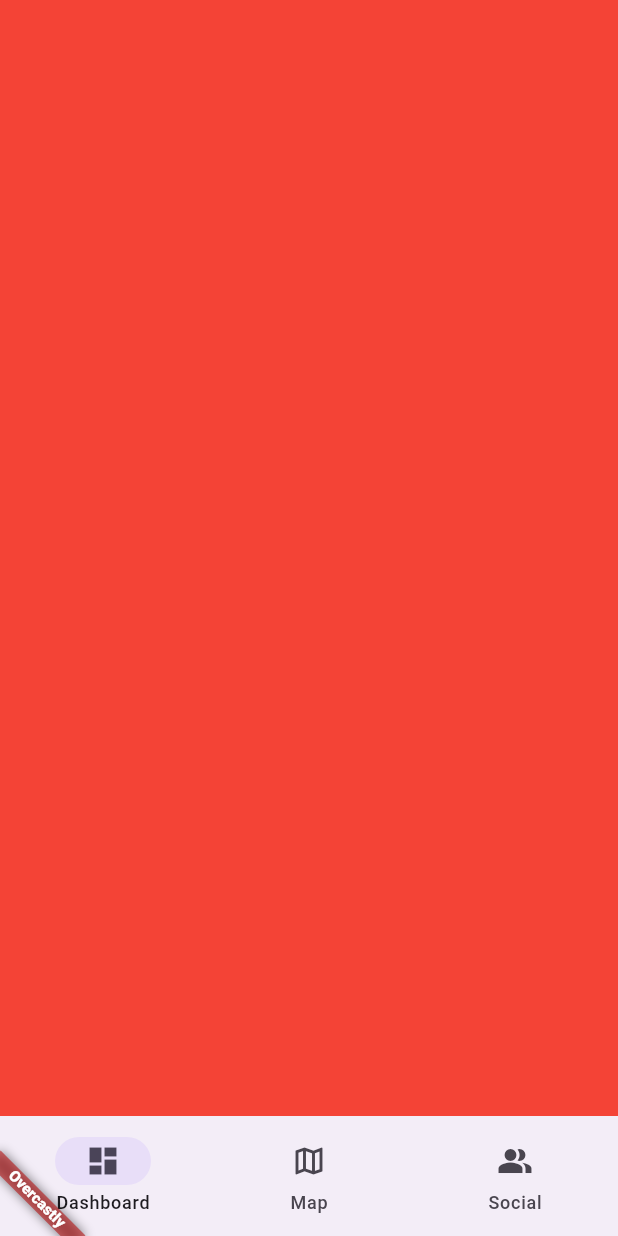
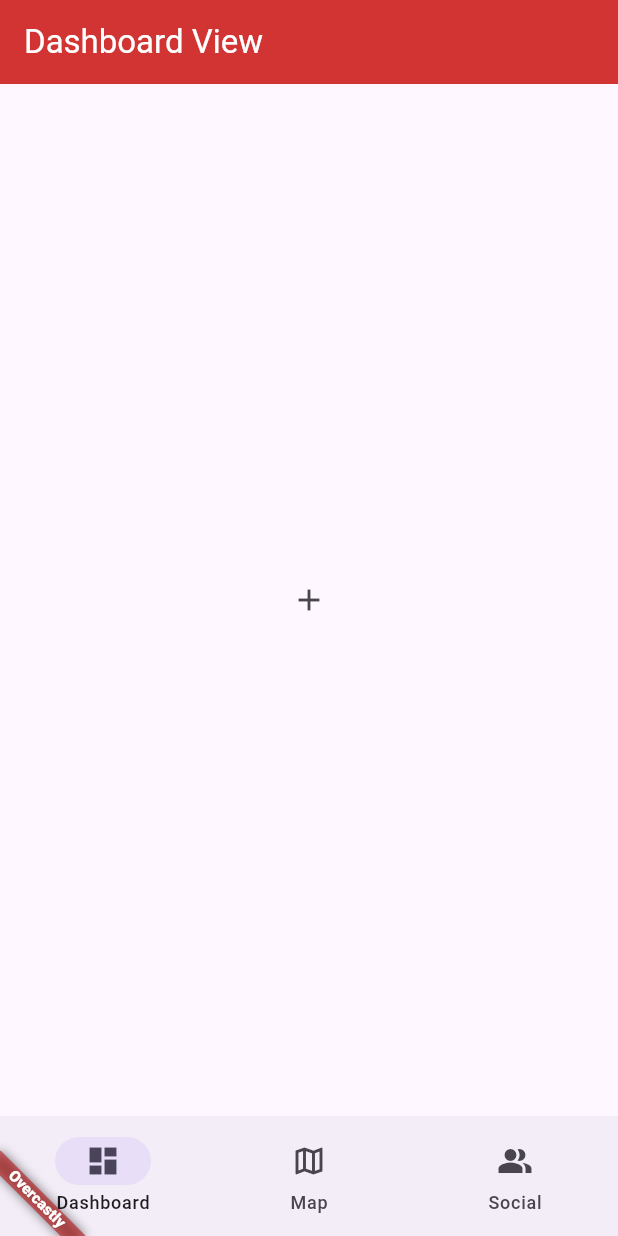
Before and after one commit to Overcastly/mobile, a Flutter app: the screen it shows after launch, on a phone screen of 412 x 824 dp. Run offline on Flutter 3.47's test engine with Material 3 defaults, Android fonts, the phone set to English and light mode, and no system bars.

Commit message:
NavBar
Finished navbar that changes page when clicked

```diff
--- a/lib/mainwrapper.dart
+++ b/lib/mainwrapper.dart
@@ -1,4 +1,8 @@
 import 'package:flutter/material.dart';
+import 'package:mobile/navigation/dashboard_nav.dart';
+import 'package:mobile/navigation/map_nav.dart';
+import 'navigation/social_nav.dart';
+
 
 class MainWrapper extends StatefulWidget {
   const MainWrapper({super.key});
@@ -47,15 +51,9 @@ class _MainWrapperState extends State<MainWrapper> {
           child: IndexedStack(
             index: selectedIndex,
             children: [
-              Container(
-                color: Colors.red,
-              ),
-              Container(
-                color: Colors.green,
-              ),
-              Container(
-                color: Colors.blue,
-              ),
+              const Dashboard(),
+              const Map(),
+              const Social(),
             ],
           )
       )
--- /dev/null
+++ b/lib/views/dashboard/dashboard_main_view.dart
@@ -0,0 +1,30 @@
+import 'package:flutter/material.dart';
+
+class DashboardView extends StatelessWidget {
+  const DashboardView({super.key});
+
+  @override
+  Widget build(BuildContext context) {
+    return Scaffold(
+      appBar: AppBar(
+        backgroundColor: const Color.fromARGB(255, 210, 52, 52),
+        title: const Text(
+          "Dashboard View",
+          style: TextStyle(color: Colors.white),
+        ),
+      ),
+        body: SizedBox.expand(
+          child: Column(
+            mainAxisAlignment: MainAxisAlignment.center,
+            children: <Widget>[
+              IconButton(
+                  icon: const Icon(Icons.add),
+                  //child: const Text('Test'),
+                  onPressed: () {},
+              ),
+            ],
+          ),
+        ),
+    );
+  }
+}
```
Also changed, not shown: lib/navigation/dashboard_nav.dart (+2 -18 lines), lib/navigation/map_nav.dart (+18 -0 lines), lib/navigation/social_nav.dart (+16 -0 lines), lib/views/map/map_main_view.dart (added, +18 -0 lines), lib/views/social/social_main_view.dart (added, +30 -0 lines).
